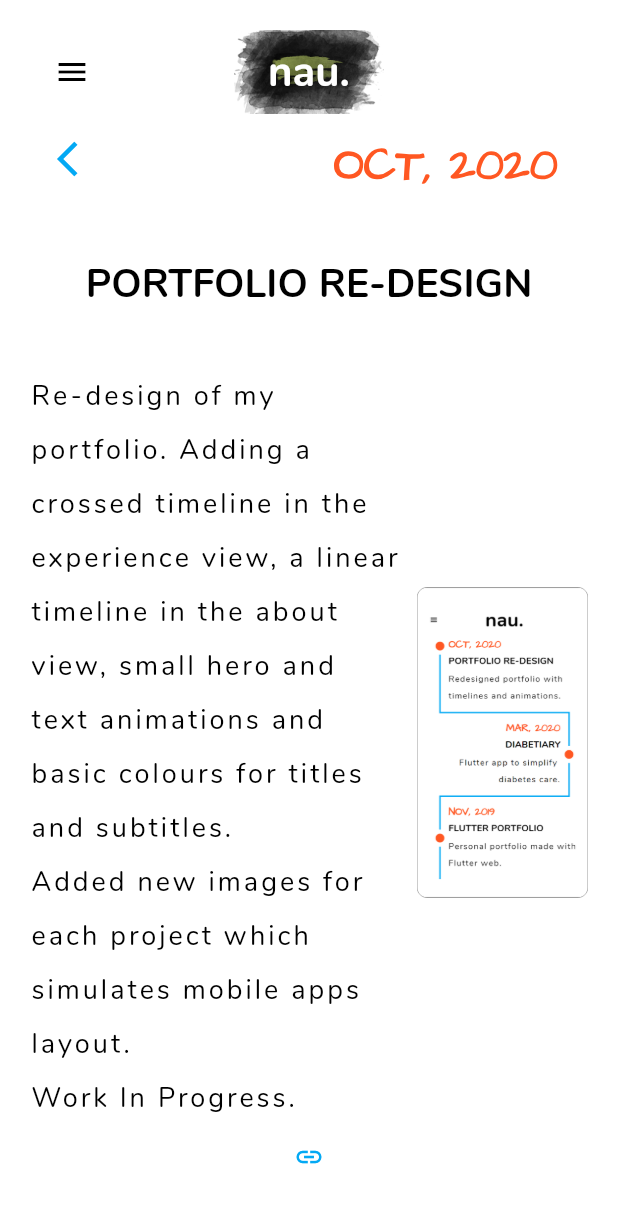
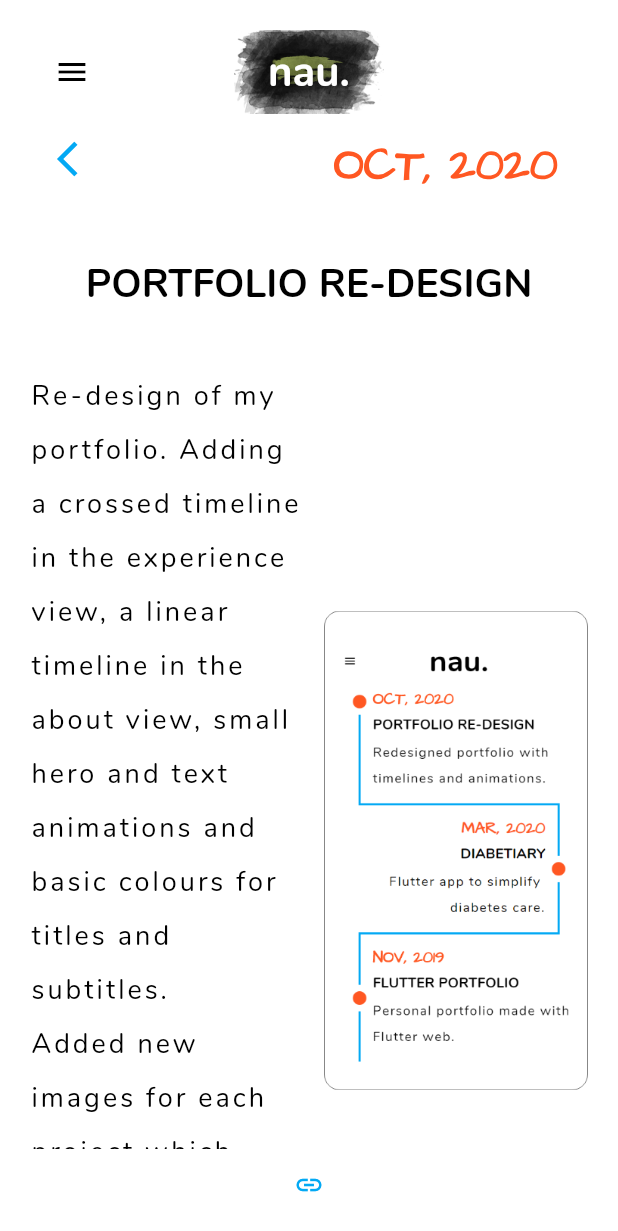
Before and after one commit to NauzetAduen/flutter_portfolio, a Flutter app: the ExperienceItemPage screen opened directly with sample values from the repository, on a phone screen of 412 x 824 dp. Shown: the top 1231 px of the screen. Run offline on Flutter 3.47's test engine with Material 2 defaults, Android fonts, the phone set to English and light mode, and no system bars; our stand-ins replace animated_text_kit, responsive_builder, timeline_tile; missing offline and left inert: dart:js.

Commit message:
FIX layout for expitem view on mobile and image flex

```diff
--- a/lib/widgets/experience_view/experience_item_view/experience_item_page.dart
+++ b/lib/widgets/experience_view/experience_item_view/experience_item_page.dart
@@ -57,41 +57,35 @@ class ExperienceItemPage extends StatelessWidget {
               flex: 1,
               // fit: FlexFit.loose,
               child: SingleChildScrollView(
-                child: Row(
+                  child: ResponsiveBuilder(builder: (_, info) {
+                bool isMobile =
+                    info.deviceScreenType == DeviceScreenType.mobile;
+                return Row(
                   crossAxisAlignment: CrossAxisAlignment.center,
                   children: [
                     Expanded(
-                      flex: 2,
-                      child: ResponsiveBuilder(
-                        builder: (_, info) {
-                          return Text(expItem.desc,
-                              style: info.deviceScreenType ==
-                                      DeviceScreenType.mobile
+                      flex: isMobile ? 1 : 3,
+                      child: Text(expItem.desc,
+                          style: isMobile
                               ? Theme.of(context)
                                   .textTheme
                                   .headline5
                                   .copyWith(fontSize: 18)
-                                  : Theme.of(context).textTheme.headline5);
-                        },
-                      ),
+                              : Theme.of(context).textTheme.headline5),
                     ),
                     Expanded(
                       flex: 1,
                       child: Padding(
                         padding: const EdgeInsets.only(left: 10),
-                        child: Container(
-                          width: 300,
-                          // height: 300,
                         child: Image(
                           image: AssetImage(
                               "assets/images/previews/${expItem.image}"),
                         ),
                       ),
                     ),
-                    ),
                   ],
-                ),
-              ),
+                );
+              })),
             ),
             Padding(
               padding: const EdgeInsets.only(bottom: 10),
```
Lines whose indentation alone changed are shown as unchanged.
